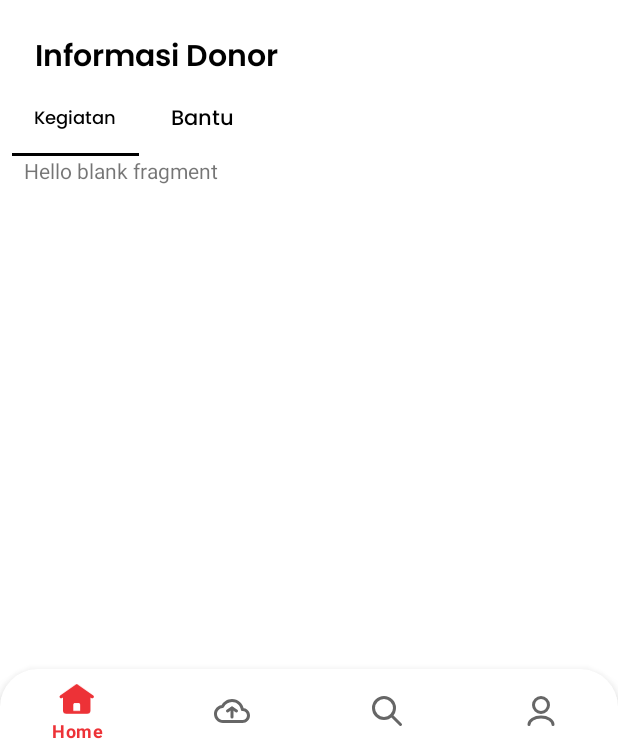
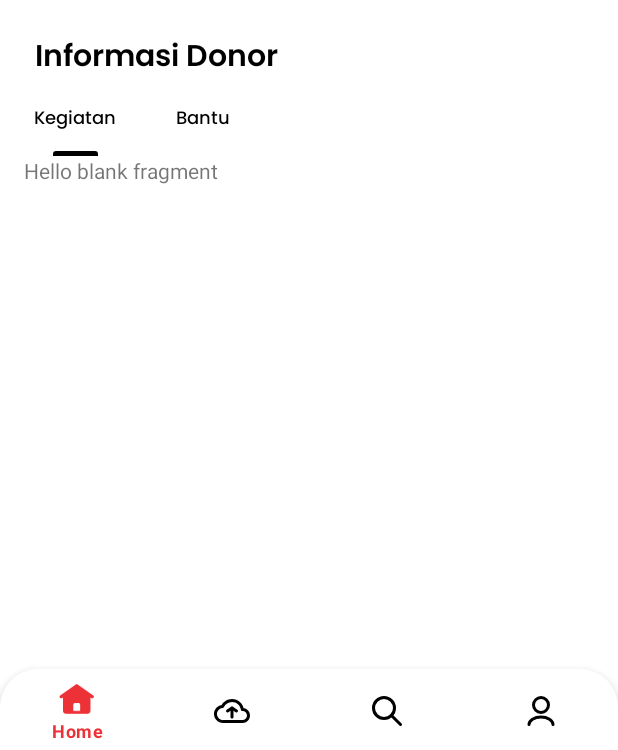
Before and after one commit to febriansya/SaveLifeApp, an Android app: the HomeFragment screen opened directly, with no data from a screen before it, on a phone screen of 412 x 824 dp. Shown: the part 483-1233 px from the top of the screen. Run offline under Robolectric (Android 15) with nearby library versions, the phone set to English and light mode, and no system bars; our stand-ins replace navigation-ui; plain views replace CircularImageView.

Commit message:
fix color botom navigation

```diff
--- a/app/src/main/java/com/example/savelifeapp/home/ui/home/HomeFragment.kt
+++ b/app/src/main/java/com/example/savelifeapp/home/ui/home/HomeFragment.kt
@@ -4,13 +4,10 @@
 import android.view.LayoutInflater
 import android.view.View
 import android.view.ViewGroup
-import android.widget.TableLayout
-import androidx.annotation.StringRes
 import androidx.fragment.app.Fragment
 import androidx.lifecycle.ViewModelProvider
 import androidx.recyclerview.widget.LinearLayoutManager
 import androidx.recyclerview.widget.RecyclerView
-import com.example.savelifeapp.R
 import com.example.savelifeapp.databinding.FragmentHomeBinding
 import com.example.savelifeapp.home.ui.home.viepager.SectionPagerAdapter
 import com.google.android.material.tabs.TabLayoutMediator
@@ -30,14 +27,6 @@
     private val binding get() = _binding!!
 
     //    forViewpager fragment bantu dan kegiatan
-    companion object {
-        @StringRes
-        private var TAB_TITLES = intArrayOf(
-            R.string.tab_text_1,
-            R.string.tab_text_2
-        )
-    }
-
     override fun onCreateView(
         inflater: LayoutInflater,
         container: ViewGroup?,
@@ -47,15 +36,6 @@
             ViewModelProvider(this).get(HomeViewModel::class.java)
         _binding = FragmentHomeBinding.inflate(inflater, container, false)
         val root: View = binding.root
-
-//        mRecylerView.layoutManager =
-//            LinearLayoutManager(requireContext(), LinearLayoutManager.HORIZONTAL, false)
-//        val dataset = arrayOfNulls<String>(12)
-//        for (i in dataset.indices) {
-//            dataset[i] = "$i"
-//        }
-//        adapter = RecyclerAdapterStokDarah(dataset)
-//        mRecylerView.adapter = adapter
         return root
     }
 
@@ -71,6 +51,7 @@
         }
         adapter = RecyclerAdapterStokDarah(dataset)
         mRecylerView.adapter = adapter
+//       implementation viewpager di dalam frgment di activity beda lagi
         sectionPagerAdapter = SectionPagerAdapter(this)
         with(binding){
             viewPager2.adapter  = sectionPagerAdapter
@@ -81,10 +62,10 @@
                 }
             }.attach()
         }
+    }
 
 
-    }
-
+//    wajib ketika menggunakan fragment
     override fun onDestroyView() {
         super.onDestroyView()
         _binding = null
--- a/app/src/main/java/com/example/savelifeapp/home/ui/home/viepager/SectionPagerAdapter.kt
+++ b/app/src/main/java/com/example/savelifeapp/home/ui/home/viepager/SectionPagerAdapter.kt
@@ -2,11 +2,12 @@
 
 
 import androidx.fragment.app.Fragment
-import androidx.fragment.app.FragmentManager
-import androidx.fragment.app.FragmentStatePagerAdapter
 import androidx.viewpager2.adapter.FragmentStateAdapter
+import com.example.savelifeapp.home.ui.home.viepager.bantu.ViewPagerBantuFragment
+import com.example.savelifeapp.home.ui.home.viepager.kegiatan.ViewPagerKegiatanFragment
 
 
+// constructor fm akan digunakan ketika viewpager diterpkan di fragment bukan di activity, menggunakn FragmentStateAdapter
 class SectionPagerAdapter(fm: Fragment) : FragmentStateAdapter(fm) {
 
     override fun getItemCount(): Int {
--- a/app/src/main/java/com/example/savelifeapp/home/ui/home/viepager/ViewPagerKegiatanFragment.kt
+++ /dev/null
@@ -1,60 +0,0 @@
-package com.example.savelifeapp.home.ui.home.viepager
-
-import android.os.Bundle
-import androidx.fragment.app.Fragment
-import android.view.LayoutInflater
-import android.view.View
-import android.view.ViewGroup
-import com.example.savelifeapp.R
-
-// TODO: Rename parameter arguments, choose names that match
-// the fragment initialization parameters, e.g. ARG_ITEM_NUMBER
-private const val ARG_PARAM1 = "param1"
-private const val ARG_PARAM2 = "param2"
-
-/**
- * A simple [Fragment] subclass.
- * Use the [ViewPagerKegiatanFragment.newInstance] factory method to
- * create an instance of this fragment.
- */
-class ViewPagerKegiatanFragment : Fragment() {
-    // TODO: Rename and change types of parameters
-    private var param1: String? = null
-    private var param2: String? = null
-
-    override fun onCreate(savedInstanceState: Bundle?) {
-        super.onCreate(savedInstanceState)
-        arguments?.let {
-            param1 = it.getString(ARG_PARAM1)
-            param2 = it.getString(ARG_PARAM2)
-        }
-    }
-
-    override fun onCreateView(
-        inflater: LayoutInflater, container: ViewGroup?,
-        savedInstanceState: Bundle?
-    ): View? {
-        // Inflate the layout for this fragment
-        return inflater.inflate(R.layout.fragment_view_pager_kegiatan, container, false)
-    }
-
-    companion object {
-        /**
-         * Use this factory method to create a new instance of
-         * this fragment using the provided parameters.
-         *
-         * @param param1 Parameter 1.
-         * @param param2 Parameter 2.
-         * @return A new instance of fragment ViewPagerKegiatanFragment.
-         */
-        // TODO: Rename and change types and number of parameters
-        @JvmStatic
-        fun newInstance(param1: String, param2: String) =
-            ViewPagerKegiatanFragment().apply {
-                arguments = Bundle().apply {
-                    putString(ARG_PARAM1, param1)
-                    putString(ARG_PARAM2, param2)
-                }
-            }
-    }
-}
--- /dev/null
+++ b/app/src/main/java/com/example/savelifeapp/home/ui/home/viepager/kegiatan/ViewPagerKegiatanFragment.kt
@@ -0,0 +1,24 @@
+package com.example.savelifeapp.home.ui.home.viepager.kegiatan
+
+import android.os.Bundle
+import androidx.fragment.app.Fragment
+import android.view.LayoutInflater
+import android.view.View
+import android.view.ViewGroup
+import com.example.savelifeapp.R
+
+class ViewPagerKegiatanFragment : Fragment() {
+
+    override fun onCreate(savedInstanceState: Bundle?) {
+        super.onCreate(savedInstanceState)
+
+    }
+
+    override fun onCreateView(
+        inflater: LayoutInflater, container: ViewGroup?,
+        savedInstanceState: Bundle?
+    ): View? {
+        // Inflate the layout for this fragment
+        return inflater.inflate(R.layout.fragment_view_pager_kegiatan, container, false)
+    }
+}
--- /dev/null
+++ b/app/src/main/res/color/botom_color.xml
@@ -0,0 +1,5 @@
+<?xml version="1.0" encoding="utf-8"?>
+<selector xmlns:android="http://schemas.android.com/apk/res/android">
+    <item android:color="@color/red_medium" android:state_checked="true"/>
+    <item android:color="@color/black" android:state_checked="false"/>
+</selector>
--- /dev/null
+++ b/app/src/main/res/drawable/background_item_viewpager.xml
@@ -0,0 +1,4 @@
+<?xml version="1.0" encoding="utf-8"?>
+<selector xmlns:android="http://schemas.android.com/apk/res/android">
+
+</selector>
--- /dev/null
+++ b/app/src/main/res/drawable/tab_indicator_custom.xml
@@ -0,0 +1,14 @@
+<?xml version="1.0" encoding="utf-8"?>
+<layer-list xmlns:android="http://schemas.android.com/apk/res/android">
+    <item android:gravity="center">
+        <shape android:shape="rectangle">
+            <solid android:color="@color/black" />
+            <corners
+                android:topLeftRadius="2dp"
+                android:topRightRadius="2dp" />
+            <size
+                android:width="30dp"
+                android:height="3dp" />
+        </shape>
+    </item>
+</layer-list>
--- a/app/src/main/res/layout/activity_home.xml
+++ b/app/src/main/res/layout/activity_home.xml
@@ -15,6 +15,7 @@
         android:background="@drawable/custom_navigation_bar"
         app:layout_constraintBottom_toBottomOf="parent"
         app:layout_constraintLeft_toLeftOf="parent"
+        app:itemIconTint="@color/botom_color"
         app:layout_constraintRight_toRightOf="parent"
         app:menu="@menu/bottom_nav_menu" />
 
--- a/app/src/main/res/layout/fragment_home.xml
+++ b/app/src/main/res/layout/fragment_home.xml
@@ -95,6 +95,7 @@
             android:layout_height="wrap_content"
             android:layout_marginStart="8dp"
             android:textAlignment="textStart"
+            app:tabIndicator="@drawable/tab_indicator_custom"
             app:layout_constraintStart_toStartOf="parent"
             app:layout_constraintTop_toBottomOf="@+id/textView10"
             app:tabIndicatorColor="@color/black"
--- a/app/src/main/res/layout/fragment_view_pager_bantu.xml
+++ b/app/src/main/res/layout/fragment_view_pager_bantu.xml
@@ -3,7 +3,7 @@
     xmlns:tools="http://schemas.android.com/tools"
     android:layout_width="match_parent"
     android:layout_height="match_parent"
-    tools:context=".home.ui.home.viepager.ViewPagerBantuFragment">
+    tools:context=".home.ui.home.viepager.bantu.ViewPagerBantuFragment">
 
     <!-- TODO: Update blank fragment layout -->
     <TextView
--- a/app/src/main/res/layout/fragment_view_pager_kegiatan.xml
+++ b/app/src/main/res/layout/fragment_view_pager_kegiatan.xml
@@ -3,7 +3,7 @@
     xmlns:tools="http://schemas.android.com/tools"
     android:layout_width="match_parent"
     android:layout_height="match_parent"
-    tools:context=".home.ui.home.viepager.ViewPagerKegiatanFragment">
+    tools:context=".home.ui.home.viepager.kegiatan.ViewPagerKegiatanFragment">
 
     <!-- TODO: Update blank fragment layout -->
     <TextView
--- a/app/src/main/res/values/themes.xml
+++ b/app/src/main/res/values/themes.xml
@@ -22,8 +22,13 @@
     <style name="Theme.SaveLifeApp.AppBarOverlay" parent="ThemeOverlay.AppCompat.Dark.ActionBar" />
 
     <style name="Theme.SaveLifeApp.PopupOverlay" parent="ThemeOverlay.AppCompat.Light" />
-    <style name="tab_text" parent="Widget.MaterialComponents.TabLayout">
+
+    <style name="tab_text" parent="Base.TextAppearance.AppCompat">
         <item name="android:fontFamily">@font/poppins_medium</item>
-        <item name="android:textSize">14sp</item>
+        <item name="android:textSize">30sp</item>
+    </style>
+
+    <style name="CornerRadisu">
+        <item name="cornerSize">10%</item>
     </style>
 </resources>
```
Also changed, not shown: app/src/main/java/com/example/savelifeapp/home/ui/home/viepager/ViewPagerBantuFragment.kt (deleted, +0 -60 lines), app/src/main/java/com/example/savelifeapp/home/ui/home/viepager/bantu/ViewPagerBantuFragment.kt (added, +24 -0 lines), app/src/main/res/layout/item_home_bantu.xml (added, +80 -0 lines), app/src/main/res/layout/item_home_kegiatan.xml (added, +87 -0 lines).
